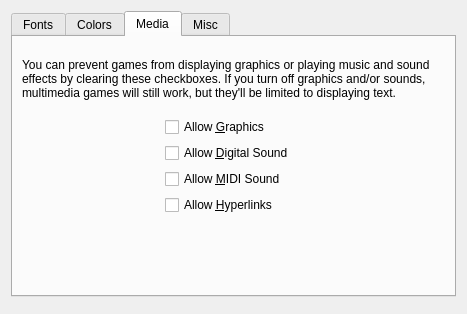
Before: the Qt Designer form src/confdialog.ui in realnc/qtads, drawn with Qt 5.
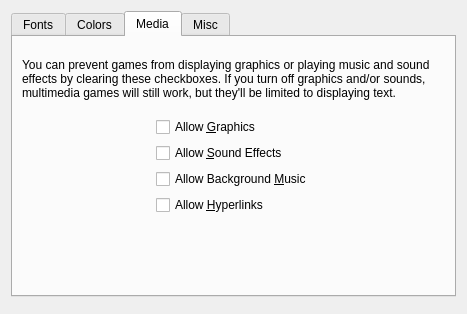
After: the same form once the commit is applied. The open tabs and pages were chosen to show the change. Custom widgets are drawn as their Qt base class.

Commit message:
Rename the Digital/MIDI sound options
They were misleading. The "Enable MIDI Sound" option did not control MIDI but
rather the background sound layer, which is not restricted to MIDI.

Patch:
```diff
--- a/src/confdialog.ui
+++ b/src/confdialog.ui
@@ -559,14 +559,14 @@
            <item>
             <widget class="QCheckBox" name="allowDigitalCheckBox">
              <property name="text">
-              <string>Allow &amp;Digital Sound</string>
+              <string>Allow &amp;Sound Effects</string>
              </property>
             </widget>
            </item>
            <item>
             <widget class="QCheckBox" name="allowMidiCheckBox">
              <property name="text">
-              <string>Allow &amp;MIDI Sound</string>
+              <string>Allow Background &amp;Music</string>
              </property>
             </widget>
            </item>
```
Left out of the diff: 4 changed lines with no effect on the pictures. The commit also changes 6 other files.
